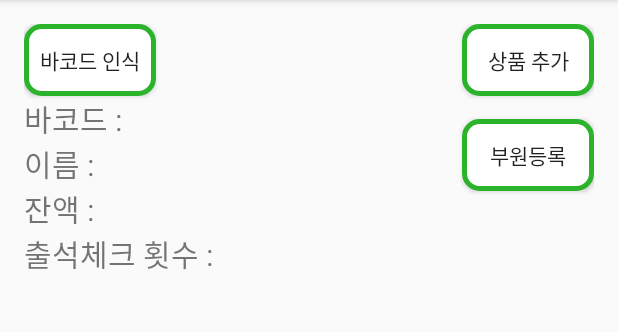
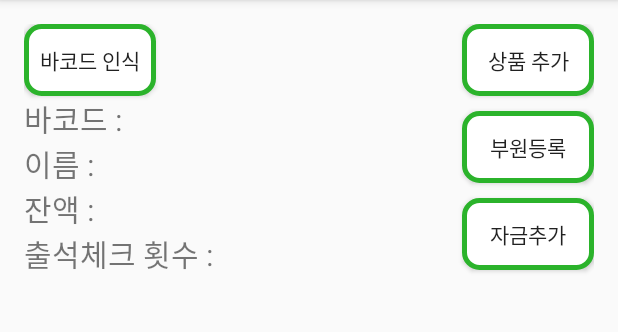
Before and after one commit to ms214/CheongwonPay2.0-Android, an Android app: the MainActivity screen opened directly, with no data from a screen before it, on a phone screen of 412 x 824 dp, the part 84-416 px from its top. Run offline under Robolectric (Android 15) with nearby library versions, the phone set to English and light mode, and no system bars; libraries missing offline, so code that uses them is left out: me.sudar.zxingorient; 5 statements that could not run were skipped.

```diff
--- a/app/src/main/java/kr/ms214/cheongwonpay20/LoginActivity.java
+++ b/app/src/main/java/kr/ms214/cheongwonpay20/LoginActivity.java
@@ -273,7 +273,9 @@ public class LoginActivity extends AppCompatActivity{
             MessageDigest sh = MessageDigest.getInstance("SHA-512");
             sh.update(target.getBytes());
             StringBuffer sb = new StringBuffer();
-            for (byte b : sh.digest()) sb.append(Integer.toHexString(0xff & b));
+            for (byte b : sh.digest()){
+                sb.append(String.format("%02x", 0xff & b));
+            }
             return sb.toString();
         } catch (NoSuchAlgorithmException e) {
             throw new RuntimeException(e);
--- a/app/src/main/java/kr/ms214/cheongwonpay20/NetworkThread.java
+++ b/app/src/main/java/kr/ms214/cheongwonpay20/NetworkThread.java
@@ -213,7 +213,7 @@ public class NetworkThread extends HandlerThread {
                                 e.printStackTrace();
                             }
                             break;
-                        case OP_BALANCE_CHARGE:
+                        case OP_BALANCE_CHARGE://자금 충전
                             try{
                                 dos.write(OP_BALANCE_CHARGE);
                                 dos.writeUTF((String)msg.obj);
--- a/app/src/main/res/layout/activity_main.xml
+++ b/app/src/main/res/layout/activity_main.xml
@@ -80,16 +80,14 @@
 
     <!--상품 추가 Button-->
     <Button
+        android:id="@+id/bt_add"
         android:layout_width="wrap_content"
         android:layout_height="wrap_content"
-        android:text="상품 추가"
-        android:id="@+id/bt_add"
         android:layout_alignParentTop="true"
-        android:layout_alignParentRight="true"
-        android:layout_alignParentEnd="true"
+        android:layout_alignStart="@+id/button3"
+        android:background="@drawable/button_line"
         android:onClick="onClickedAdd"
-        android:background="@drawable/button_line"
-        android:layout_marginBottom="15dp"/>
+        android:text="상품 추가" />
 
     <!--부원등록 Button-->
     <Button
@@ -102,7 +100,17 @@
         android:layout_alignParentRight="true"
         android:layout_alignParentEnd="true"
         android:background="@drawable/button_line"
-        android:layout_marginTop="15dp"/>
+        android:layout_marginTop="10dp"/>
+    <Button
+        android:id="@+id/addCharge"
+        android:layout_width="wrap_content"
+        android:layout_height="wrap_content"
+        android:text="자금추가"
+        android:background="@drawable/button_line"
+        android:layout_below="@id/button3"
+        android:layout_alignParentRight="true"
+        android:layout_marginTop="10dp"
+        android:onClick ="onClickCharge"/>
 
     <!--상품목록 ListView-->
     <ListView
```
Also changed, not shown: app/src/main/java/kr/ms214/cheongwonpay20/ChargeInfoActivity.java (+48 -2 lines), app/src/main/java/kr/ms214/cheongwonpay20/MainActivity.java (+15 -8 lines).
